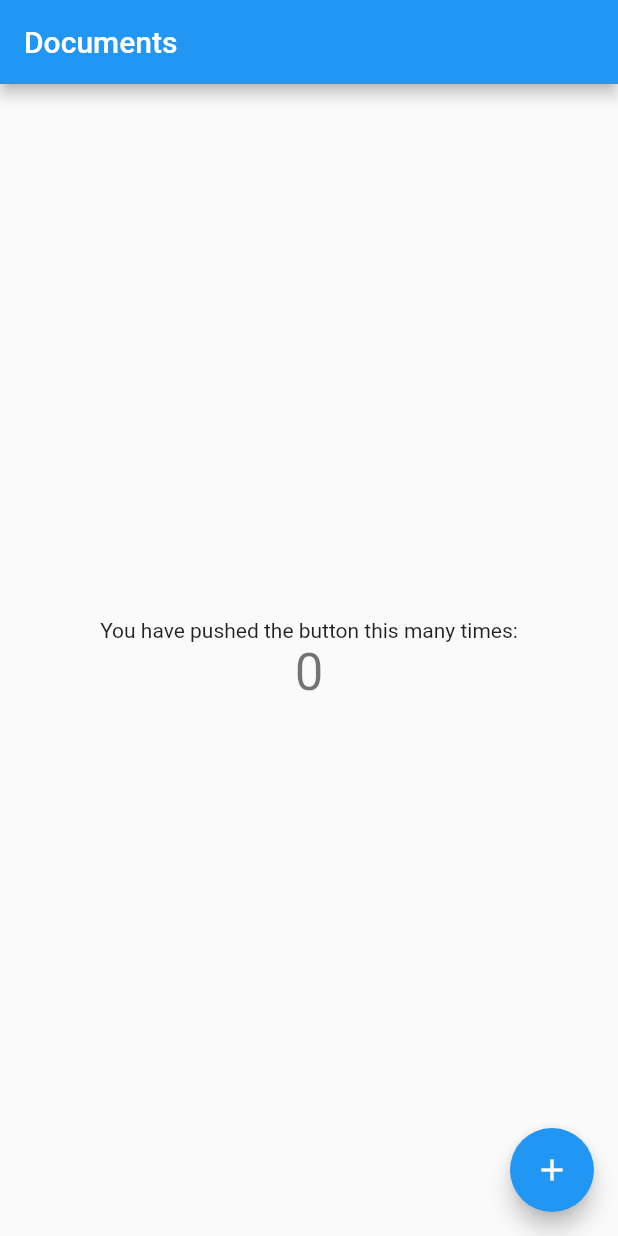
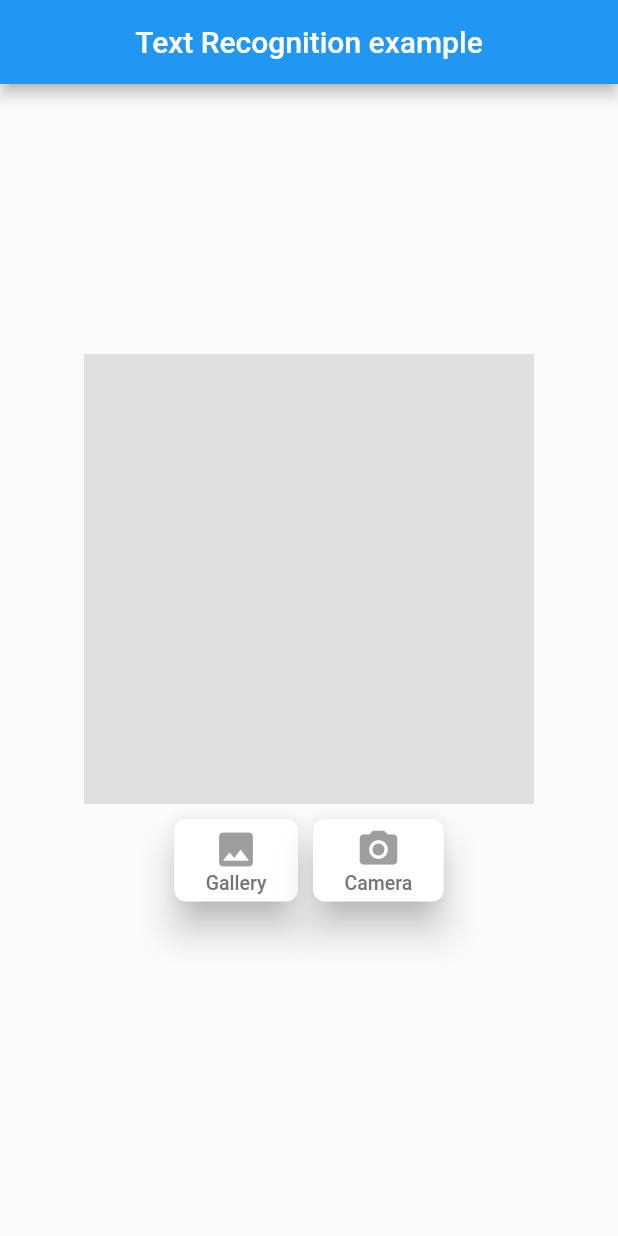
Before and after one commit to DocentSzachista/PIM-project, a Flutter app: the screen it shows after launch, on a phone screen of 412 x 824 dp. Run offline on Flutter 3.47's test engine with Material 2 defaults, Android fonts, the phone set to English and light mode, and no system bars; our stand-ins replace image_picker; missing offline and left inert: google_mlkit_text_recognition; generated files the repository leaves out were written again.

Commit message:
add example ocr implementation

```diff
--- a/document_ocr/lib/main.dart
+++ b/document_ocr/lib/main.dart
@@ -1,7 +1,7 @@
 import 'package:flutter/material.dart';
 import 'package:flutter_localizations/flutter_localizations.dart';
 import 'package:flutter_gen/gen_l10n/app_localizations.dart';
-
+import 'package:document_ocr/pages/capture_image.dart';
 void main() {
   runApp(const MyApp());
 }
@@ -26,7 +26,8 @@ class MyApp extends StatelessWidget {
       theme: ThemeData(
         primarySwatch: Colors.blue,
       ),
-      home: const MyHomePage(title: 'Flutter Demo Home Page'),
+      home: CaptureImage()
+      // const MyHomePage(title: 'Flutter Demo Home Page'),
     );
   }
 }
--- /dev/null
+++ b/document_ocr/lib/pages/capture_image.dart
@@ -0,0 +1,174 @@
+import 'dart:io';
+
+import 'package:flutter/material.dart';
+import 'package:image_picker/image_picker.dart';
+import 'package:google_mlkit_text_recognition/google_mlkit_text_recognition.dart';
+
+// Working example of extracting text from image captured by camera,
+// or picked from gallery. Widget code is not intended to be used in project.
+// TODO: reimplement widget to a cleaner code
+class CaptureImage extends StatefulWidget {
+  const CaptureImage({Key? key}) : super(key: key);
+
+  @override
+  State<CaptureImage> createState() => _CaptureImageState();
+}
+
+class _CaptureImageState extends State<CaptureImage> {
+  bool textScanning = false;
+
+  //XFiles are stored on apps cache memory, so we want to somehow handle file
+  //storage (made picture saved in gallery, or sent to firebase
+  XFile? imageFile;
+
+  String scannedText = "";
+
+  @override
+  Widget build(BuildContext context) {
+    return Scaffold(
+      appBar: AppBar(
+        centerTitle: true,
+        title: const Text("Text Recognition example"),
+      ),
+      body: Center(
+          child: SingleChildScrollView(
+        child: Container(
+            margin: const EdgeInsets.all(20),
+            child: Column(
+              crossAxisAlignment: CrossAxisAlignment.center,
+              children: [
+                if (textScanning) const CircularProgressIndicator(),
+                if (!textScanning && imageFile == null)
+                  Container(
+                    width: 300,
+                    height: 300,
+                    color: Colors.grey[300]!,
+                  ),
+                if (imageFile != null) Image.file(File(imageFile!.path)),
+                Row(
+                  mainAxisAlignment: MainAxisAlignment.center,
+                  children: [
+                    Container(
+                        margin: const EdgeInsets.symmetric(horizontal: 5),
+                        padding: const EdgeInsets.only(top: 10),
+                        child: ElevatedButton(
+                          style: ElevatedButton.styleFrom(
+                            backgroundColor: Colors.white,
+                            foregroundColor: Colors.grey,
+                            shadowColor: Colors.grey[400],
+                            elevation: 10,
+                            shape: RoundedRectangleBorder(
+                                borderRadius: BorderRadius.circular(8.0)),
+                          ),
+                          onPressed: () {
+                            getImage(ImageSource.gallery);
+                          },
+                          child: Container(
+                            margin: const EdgeInsets.symmetric(
+                                vertical: 5, horizontal: 5),
+                            child: Column(
+                              mainAxisSize: MainAxisSize.min,
+                              children: [
+                                Icon(
+                                  Icons.image,
+                                  size: 30,
+                                ),
+                                Text(
+                                  "Gallery",
+                                  style: TextStyle(
+                                      fontSize: 13, color: Colors.grey[600]),
+                                )
+                              ],
+                            ),
+                          ),
+                        )),
+                    Container(
+                        margin: const EdgeInsets.symmetric(horizontal: 5),
+                        padding: const EdgeInsets.only(top: 10),
+                        child: ElevatedButton(
+                          style: ElevatedButton.styleFrom(
+                            backgroundColor: Colors.white,
+                            foregroundColor: Colors.grey,
+                            shadowColor: Colors.grey[400],
+                            elevation: 10,
+                            shape: RoundedRectangleBorder(
+                                borderRadius: BorderRadius.circular(8.0)),
+                          ),
+                          onPressed: () {
+                            getImage(ImageSource.camera);
+                          },
+                          child: Container(
+                            margin: const EdgeInsets.symmetric(
+                                vertical: 5, horizontal: 5),
+                            child: Column(
+                              mainAxisSize: MainAxisSize.min,
+                              children: [
+                                Icon(
+                                  Icons.camera_alt,
+                                  size: 30,
+                                ),
+                                Text(
+                                  "Camera",
+                                  style: TextStyle(
+                                      fontSize: 13, color: Colors.grey[600]),
+                                )
+                              ],
+                            ),
+                          ),
+                        )),
+                  ],
+                ),
+                const SizedBox(
+                  height: 20,
+                ),
+                Container(
+                  child: Text(
+                    scannedText,
+                    style: TextStyle(fontSize: 20),
+                  ),
+                )
+              ],
+            )),
+      )),
+    );
+  }
+
+  void getImage(ImageSource source) async {
+    // function tries to pick image from gallery and later invokes function
+    // to recognize
+    try {
+      final pickedImage = await ImagePicker().pickImage(source: source);
+      if (pickedImage != null) {
+        textScanning = true;
+        imageFile = pickedImage;
+        // setState is called to rebuild widget
+        setState(() {});
+        getRecognisedText(pickedImage);
+      }
+    } catch (e) {
+      textScanning = false;
+      imageFile = null;
+      scannedText = "Error occured while scanning";
+      setState(() {});
+    }
+  }
+
+  void getRecognisedText(XFile image) async {
+    final inputImage = InputImage.fromFilePath(image.path);
+    RecognizedText recognisedText =
+        await TextRecognizer().processImage(inputImage);
+    scannedText = "";
+    for (TextBlock block in recognisedText.blocks) {
+      for (TextLine line in block.lines) {
+        scannedText = scannedText + line.text + "\n";
+      }
+    }
+    textScanning = false;
+    setState(() {});
+  }
+
+  @override
+  void initState() {
+    super.initState();
+  }
+}
--- a/document_ocr/pubspec.yaml
+++ b/document_ocr/pubspec.yaml
@@ -39,6 +39,8 @@ dependencies:
   # The following adds the Cupertino Icons font to your application.
   # Use with the CupertinoIcons class for iOS style icons.
   cupertino_icons: ^1.0.2
+  image_picker: ^0.8.6
+  google_mlkit_text_recognition: ^0.4.0
 
 dev_dependencies:
   flutter_test:
```
Also changed, not shown: document_ocr/pubspec.lock, 1 other file.
